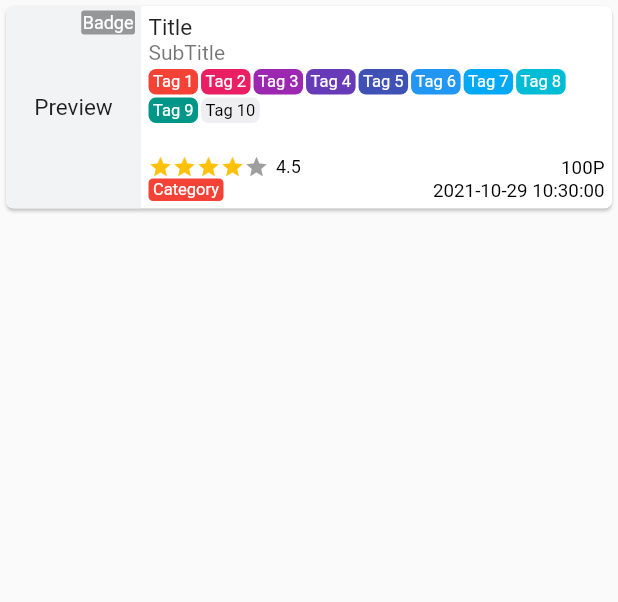
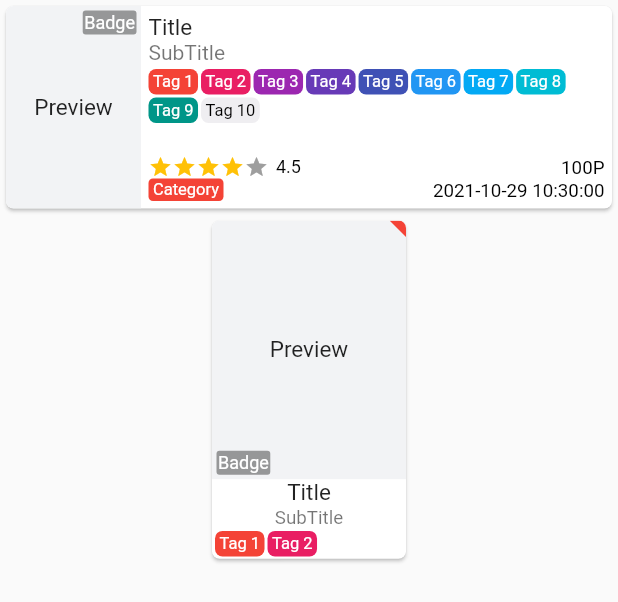
Before and after one commit to simonkimi/CatWeb, a Flutter app: the RulesListVisualEditor widget shown alone on an empty page, opened directly with empty values, on a phone screen of 412 x 824 dp. Shown: the top 602 px of the screen. Run offline on Flutter 3.47's test engine with Material 2 defaults, Android fonts, the phone set to English and light mode, and no system bars; drawn by our look-alikes of flutter_rating_bar; our stand-ins replace flutter_hooks, flutter_mobx, flutter_speed_dial, font_awesome_flutter, get, mobx and 2 more; missing offline and left inert: dart:ffi, protobuf; generated files the repository leaves out were written again; key blocks and very long unbroken strings in the code were emptied for the run.

Commit message:
添加简单卡片

```diff
--- a/lib/ui/components/extended_card.dart
+++ b/lib/ui/components/list_card.dart
@@ -3,8 +3,8 @@ import 'package:cat_web/utils/utils.dart';
 import 'package:flutter/material.dart';
 import 'package:flutter_rating_bar/flutter_rating_bar.dart';
 
-class ExtendedCardTag {
-  ExtendedCardTag({
+class CardTag {
+  CardTag({
     this.color,
     required this.text,
   });
@@ -13,8 +13,8 @@ class ExtendedCardTag {
   final String text;
 }
 
-class ExtendedCardModel {
-  ExtendedCardModel({
+class CardModel {
+  CardModel({
     this.title,
     this.subtitle,
     this.tagList,
@@ -28,7 +28,7 @@ class ExtendedCardModel {
 
   final String? title;
   final String? subtitle;
-  final List<ExtendedCardTag>? tagList;
+  final List<CardTag>? tagList;
   final double? star;
   final String? category;
   final Color? categoryColor;
@@ -37,13 +37,150 @@ class ExtendedCardModel {
   final String? badge;
 }
 
+class SimpleCard extends StatelessWidget {
+  const SimpleCard({
+    Key? key,
+    required this.model,
+  }) : super(key: key);
+
+  final CardModel model;
+
+  @override
+  Widget build(BuildContext context) {
+    return Card(
+      shape: RoundedRectangleBorder(
+        borderRadius: BorderRadiusDirectional.circular(5),
+      ),
+      clipBehavior: Clip.antiAlias,
+      child: InkWell(
+        onTap: () {},
+        child: Column(
+          children: [
+            buildImage(context),
+            if (model.title != null) Text(model.title!),
+            if (model.subtitle != null)
+              Text(
+                model.subtitle!,
+                style: TextStyle(
+                  fontSize: 12.5,
+                  color: Theme.of(context).textTheme.headline1!.color,
+                ),
+              ),
+            if (model.tagList != null) buildTagList()
+          ],
+        ),
+      ),
+    );
+  }
+
+  SizedBox buildTagList() {
+    return SizedBox(
+      height: 20,
+      child: Padding(
+        padding: const EdgeInsets.symmetric(horizontal: 2),
+        child: ListView.separated(
+          scrollDirection: Axis.horizontal,
+          itemCount: 2,
+          itemBuilder: (context, index) {
+            final e = model.tagList![index];
+            return Center(
+              child: Container(
+                decoration: BoxDecoration(
+                  borderRadius: BorderRadius.circular(5),
+                  color: e.color ??
+                      (isDarkMode(context)
+                          ? const Color(0xFF312F32)
+                          : const Color(0xFFEFEEF1)),
+                ),
+                child: Padding(
+                  padding: const EdgeInsets.all(3),
+                  child: Text(
+                    e.text,
+                    style: TextStyle(
+                      height: 1,
+                      fontSize: 11,
+                      color: e.color == null
+                          ? isDarkMode(context)
+                              ? Colors.white
+                              : Colors.black
+                          : e.color!.isDark()
+                              ? Colors.white
+                              : Colors.black,
+                    ),
+                  ),
+                ),
+              ),
+            );
+          },
+          separatorBuilder: (context, index) => const SizedBox(width: 2),
+        ),
+      ),
+    );
+  }
+
+  Widget buildCategory(BuildContext context) {
+    return ClipPath(
+      clipper: _RightAngledTriangleClipper(),
+      child: const SizedBox(
+        width: 11,
+        height: 11,
+        child: ColoredBox(
+          color: Colors.red,
+        ),
+      ),
+    );
+  }
+
+  AspectRatio buildImage(BuildContext context) {
+    return AspectRatio(
+      aspectRatio: 0.75,
+      child: Stack(
+        children: [
+          const ColoredBox(
+            color: kLightGrey,
+            child: Center(
+              child: Text('Preview'),
+            ),
+          ),
+          if (model.badge != null)
+            Positioned(
+              left: 0,
+              bottom: 0,
+              child: buildBadge(),
+            ),
+          if (model.category != null)
+            Positioned(
+              right: 0,
+              child: buildCategory(context),
+            ),
+        ],
+      ),
+    );
+  }
+
+  Padding buildBadge() {
+    return Padding(
+      padding: const EdgeInsets.all(3),
+      child: Container(
+        padding: const EdgeInsets.all(1),
+        decoration: BoxDecoration(
+            color: Colors.black38, borderRadius: BorderRadius.circular(2)),
+        child: Text(
+          model.badge!,
+          style: const TextStyle(color: Colors.white, fontSize: 12),
+        ),
+      ),
+    );
+  }
+}
+
 class ExtendedCard extends StatelessWidget {
   const ExtendedCard({
     Key? key,
     required this.model,
   }) : super(key: key);
 
-  final ExtendedCardModel model;
+  final CardModel model;
 
   @override
   Widget build(BuildContext context) {
@@ -210,22 +347,25 @@ class ExtendedCard extends StatelessWidget {
           ),
           if (model.badge != null)
             Positioned(
-              right: 1,
-              child: Padding(
+              right: 0,
+              child: buildBadge(),
+            ),
+        ],
+      ),
+    );
+  }
+
+  Padding buildBadge() {
+    return Padding(
       padding: const EdgeInsets.all(3),
       child: Container(
         padding: const EdgeInsets.all(1),
         decoration: BoxDecoration(
-                      color: Colors.black38,
-                      borderRadius: BorderRadius.circular(2)),
+            color: Colors.black38, borderRadius: BorderRadius.circular(2)),
         child: Text(
           model.badge!,
           style: const TextStyle(color: Colors.white, fontSize: 12),
         ),
-                ),
-              ),
-            ),
-        ],
       ),
     );
   }
@@ -265,3 +405,20 @@ class ExtendedCard extends StatelessWidget {
     );
   }
 }
+
+class _RightAngledTriangleClipper extends CustomClipper<Path> {
+  @override
+  Path getClip(Size size) {
+    var path = Path();
+    path.moveTo(0, 0);
+    path.lineTo(size.width, size.height);
+    path.lineTo(size.width, 0);
+    path.close();
+    return path;
+  }
+
+  @override
+  bool shouldReclip(CustomClipper<Path> oldClipper) {
+    return true;
+  }
+}
--- a/lib/ui/fragments/rules_list_parser/rules_list_parser.dart
+++ b/lib/ui/fragments/rules_list_parser/rules_list_parser.dart
@@ -1,5 +1,5 @@
 import 'package:cat_web/data/protocol/model/parser.dart';
-import 'package:cat_web/ui/components/extended_card.dart';
+import 'package:cat_web/ui/components/list_card.dart';
 import 'package:flutter/material.dart';
 
 class RulesListVisualEditor extends StatelessWidget {
@@ -12,11 +12,7 @@ class RulesListVisualEditor extends StatelessWidget {
 
   @override
   Widget build(BuildContext context) {
-    return Column(
-      mainAxisSize: MainAxisSize.min,
-      children: [
-        ExtendedCard(
-          model: ExtendedCardModel(
+    final model = CardModel(
         title: 'Title',
         subtitle: 'SubTitle',
         star: 4.5,
@@ -32,17 +28,29 @@ class RulesListVisualEditor extends StatelessWidget {
               .asMap()
               .map((key, value) => MapEntry(
                   key,
-                  ExtendedCardTag(
+                  CardTag(
                     text: 'Tag ${key + 1}',
                     color: value,
                   )))
               .values,
-              ExtendedCardTag(
+          CardTag(
             text: 'Tag 10',
           )
-            ]
+        ]);
+
+    return Column(
+      mainAxisSize: MainAxisSize.min,
+      children: [
+        ExtendedCard(model: model),
+        Row(
+          mainAxisAlignment: MainAxisAlignment.center,
+          children: [
+            SizedBox(
+              width: MediaQuery.of(context).size.width / 3,
+              child: SimpleCard(model: model),
             ),
-        ),
+          ],
+        )
       ],
     );
   }
```
Lines whose indentation alone changed are shown as unchanged.
